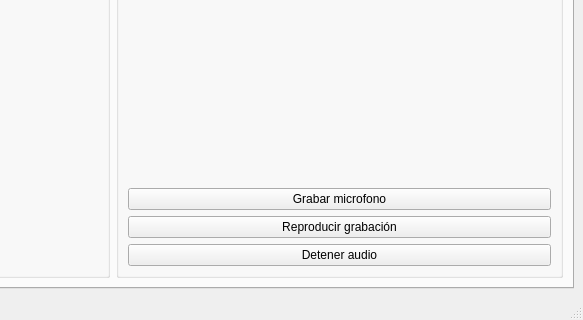
Old version of the form ui/mainwindow.ui in the repository gabod22/PatiaTest; both pictures show x 357 to 940 and y 432 to 752 of the 940 by 752 pixel window.
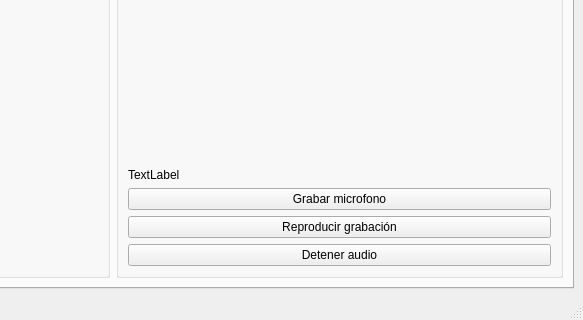
New version of the form. Icons and pictures are not drawn.

```diff
--- a/ui/mainwindow.ui
+++ b/ui/mainwindow.ui
@@ -1559,6 +1559,13 @@
              </property>
             </spacer>
            </item>
+           <item>
+            <widget class="QLabel" name="LbRecordAudio">
+             <property name="text">
+              <string>TextLabel</string>
+             </property>
+            </widget>
+           </item>
            <item>
             <widget class="QPushButton" name="BtnRecordAudio">
              <property name="text">
```
Left out of the diff: 4 changed lines with no effect on the pictures.
